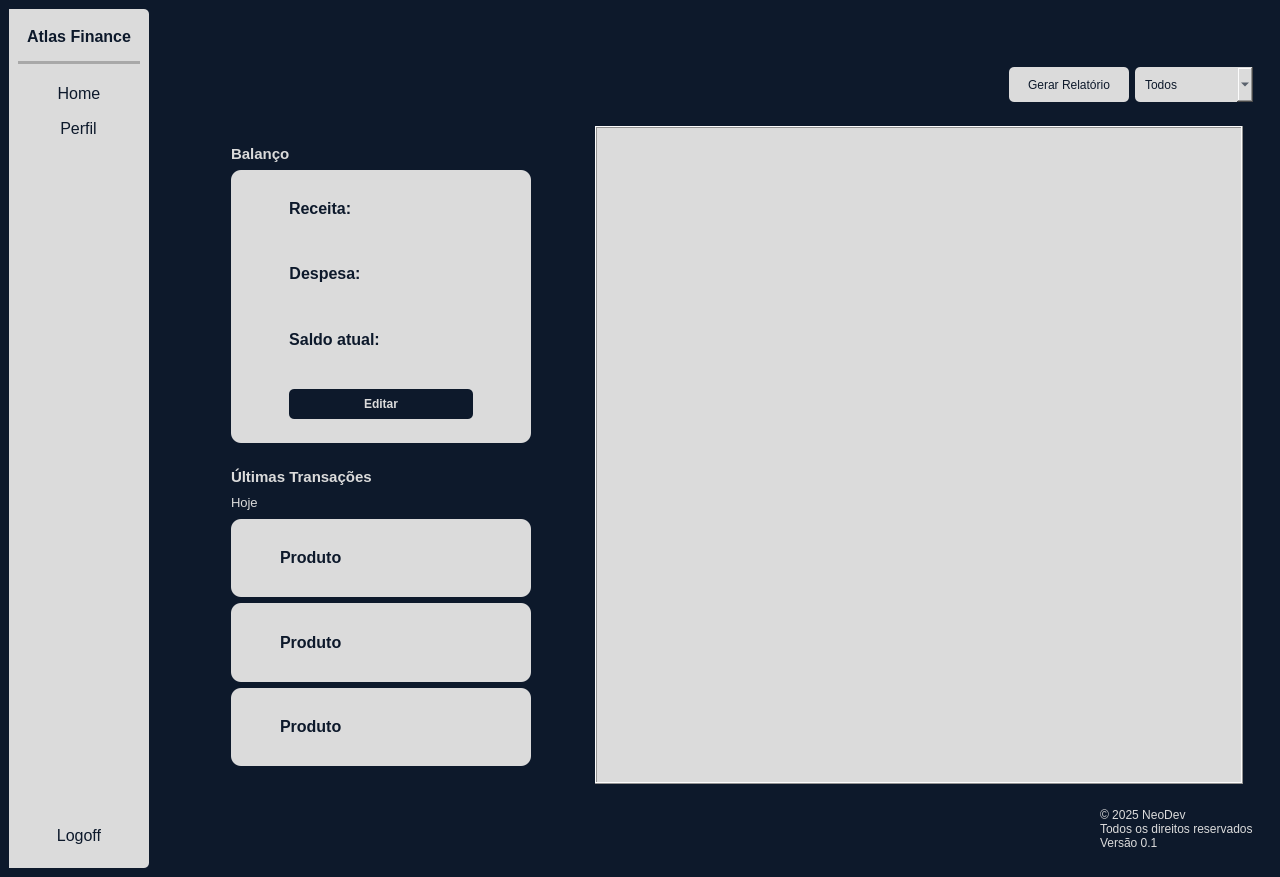
Before: the Qt Designer form ui/HomeWindow.ui in kawlu/Atlas-Finance, drawn with Qt 5.
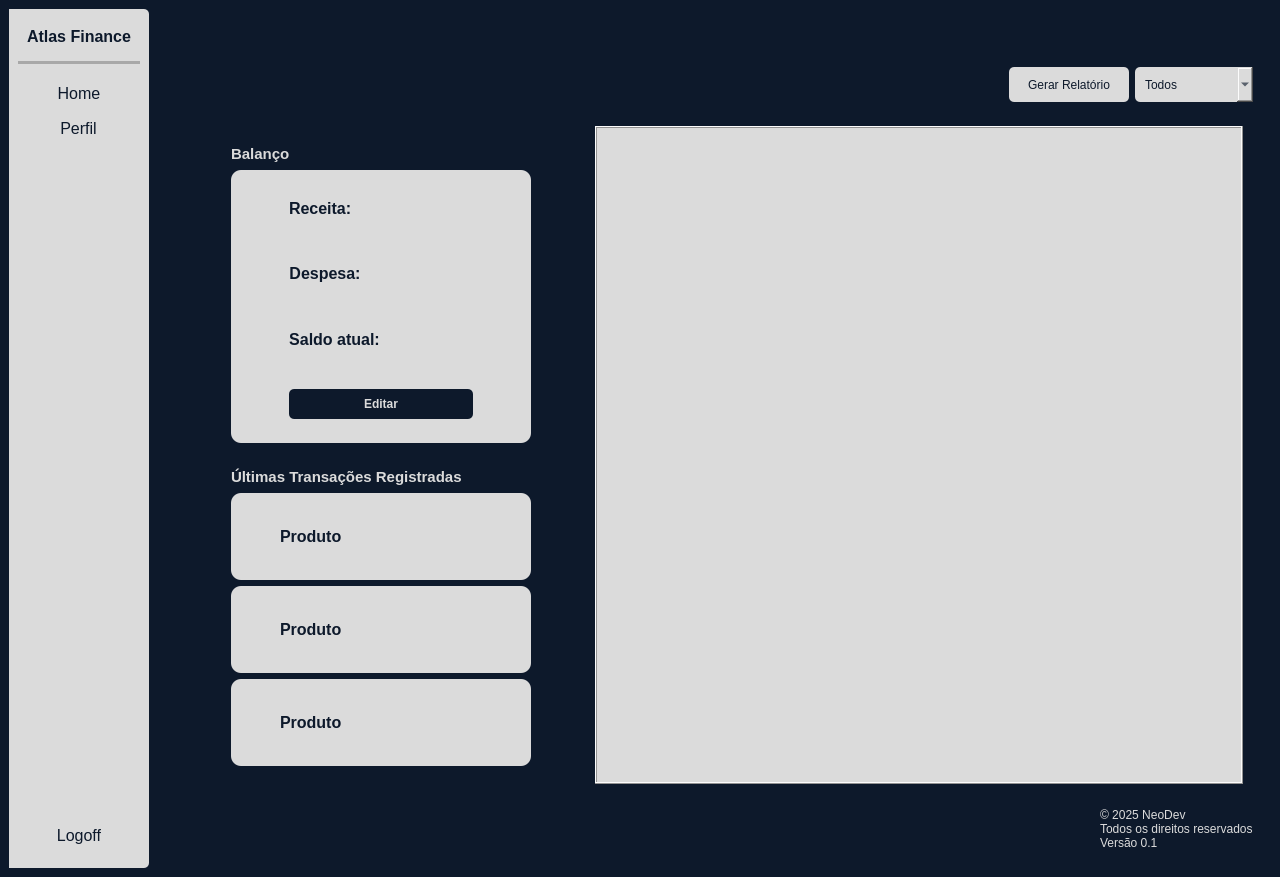
After: the same form once the commit is applied. Icons and pictures are not drawn.

Commit message: tela home agora atualiza com signals, e outros fixs

Diff of the .ui file:
```diff
--- a/ui/HomeWindow.ui
+++ b/ui/HomeWindow.ui
@@ -693,23 +693,7 @@
                    </size>
                   </property>
                   <property name="text">
-                   <string>&lt;html&gt;&lt;head/&gt;&lt;body&gt;&lt;p&gt;&lt;span style=&quot; font-size:11pt; font-weight:600; color:#dbdbdb;&quot;&gt;Últimas Transações&lt;/span&gt;&lt;/p&gt;&lt;/body&gt;&lt;/html&gt;</string>
-                  </property>
-                 </widget>
-                </item>
-                <item>
-                 <widget class="QLabel" name="label_dia">
-                  <property name="maximumSize">
-                   <size>
-                    <width>16777215</width>
-                    <height>20</height>
-                   </size>
-                  </property>
-                  <property name="styleSheet">
-                   <string notr="true">font-weight: normal;</string>
-                  </property>
-                  <property name="text">
-                   <string>&lt;html&gt;&lt;head/&gt;&lt;body&gt;&lt;p&gt;&lt;span style=&quot; font-size:10pt; color:#dbdbdb;&quot;&gt;Hoje&lt;/span&gt;&lt;/p&gt;&lt;/body&gt;&lt;/html&gt;</string>
+                   <string>&lt;html&gt;&lt;head/&gt;&lt;body&gt;&lt;p&gt;&lt;span style=&quot; font-size:11pt; color:#dbdbdb;&quot;&gt;Últimas Transações Registradas&lt;/span&gt;&lt;/p&gt;&lt;/body&gt;&lt;/html&gt;</string>
                   </property>
                  </widget>
                 </item>
```
Left out of the diff: 50 changed lines with no effect on the pictures. The commit also changes 5 other files.
